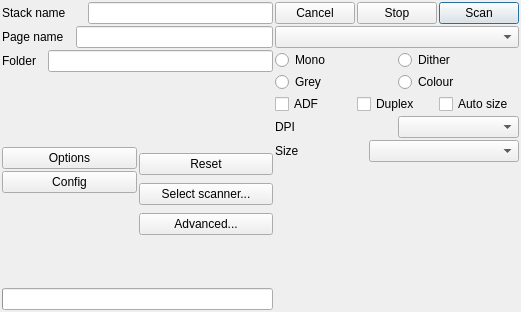
First picture: the form in pscan.ui, repository sjg20/paperman, before the edit.
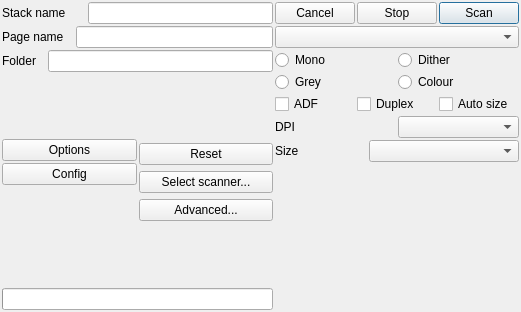
Second picture: the form after the edit. Custom widgets are drawn as their Qt base class.

Commit message: Show the page rate in the scan window

Patch:
```diff
--- a/pscan.ui
+++ b/pscan.ui
@@ -277,25 +277,48 @@
          </item>
         </layout>
        </item>
+       <item>
+        <widget class="QLabel" name="progressStr">
+         <property name="sizePolicy">
+          <sizepolicy hsizetype="Ignored" vsizetype="Preferred">
+           <horstretch>0</horstretch>
+           <verstretch>0</verstretch>
+          </sizepolicy>
+         </property>
+         <property name="toolTip">
+          <string>Displays page and stack number while scanning</string>
+         </property>
+         <property name="text">
+          <string/>
+         </property>
+         <property name="wordWrap">
+          <bool>true</bool>
+         </property>
+        </widget>
+       </item>
        <item>
         <layout class="QHBoxLayout">
          <item>
-          <widget class="QLabel" name="progressStr">
-           <property name="sizePolicy">
-            <sizepolicy hsizetype="Expanding" vsizetype="Expanding">
-             <horstretch>0</horstretch>
-             <verstretch>0</verstretch>
-            </sizepolicy>
+          <spacer>
+           <property name="orientation">
+            <enum>Qt::Horizontal</enum>
            </property>
+           <property name="sizeHint" stdset="0">
+            <size>
+             <width>20</width>
+             <height>20</height>
+            </size>
+           </property>
+          </spacer>
+         </item>
+         <item>
+          <widget class="QLabel" name="rateStr">
            <property name="toolTip">
-            <string>Displays page and stack number while scanning</string>
+            <string>Pages received per second, averaged over the last ten seconds</string>
            </property>
            <property name="text">
             <string/>
            </property>
-           <property name="wordWrap">
-            <bool>false</bool>
-           </property>
           </widget>
          </item>
          <item>
@@ -304,7 +327,7 @@
             <enum>Qt::Horizontal</enum>
            </property>
            <property name="sizeType">
-            <enum>QSizePolicy::Maximum</enum>
+            <enum>QSizePolicy::Fixed</enum>
            </property>
            <property name="sizeHint" stdset="0">
             <size>
@@ -316,27 +339,12 @@
          </item>
          <item>
           <widget class="QLabel" name="sizeStr">
-           <property name="sizePolicy">
-            <sizepolicy hsizetype="Minimum" vsizetype="Minimum">
-             <horstretch>0</horstretch>
-             <verstretch>0</verstretch>
-            </sizepolicy>
-           </property>
-           <property name="minimumSize">
-            <size>
-             <width>60</width>
-             <height>0</height>
-            </size>
-           </property>
            <property name="toolTip">
             <string>Displays total stack size in bytes</string>
            </property>
            <property name="text">
             <string/>
            </property>
-           <property name="wordWrap">
-            <bool>false</bool>
-           </property>
           </widget>
          </item>
         </layout>
```
The commit also changes 4 other files.
